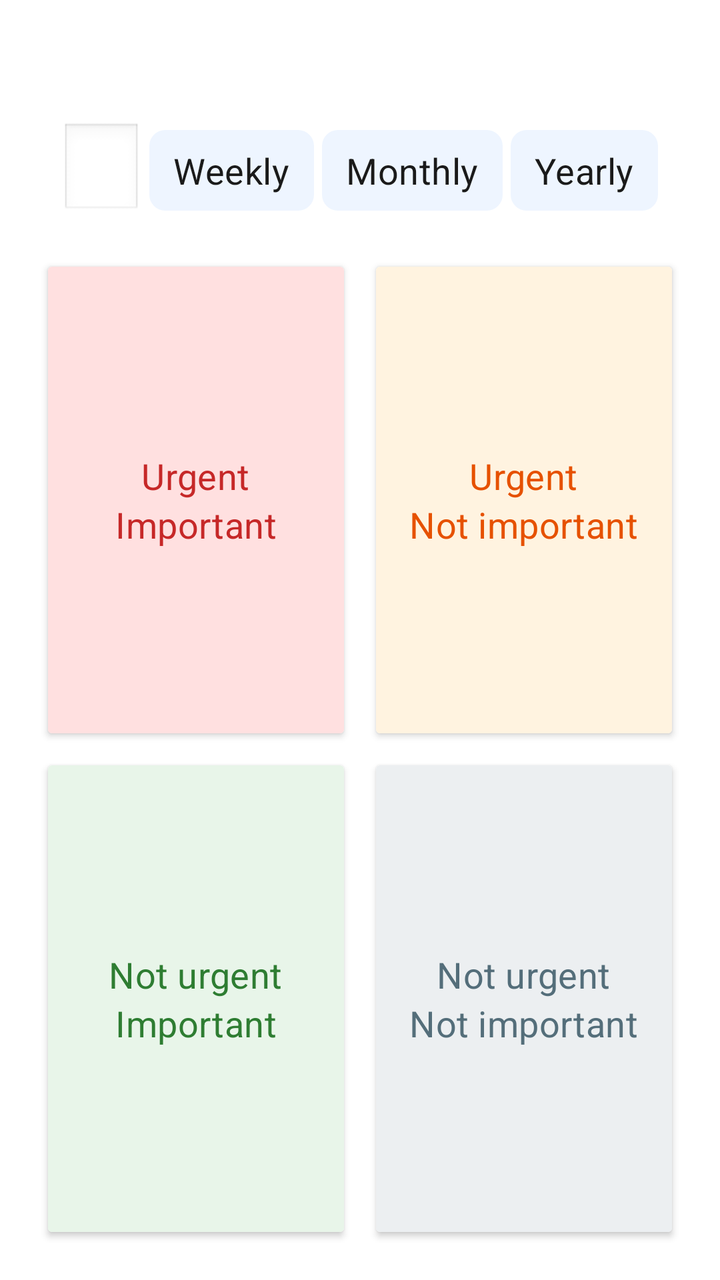
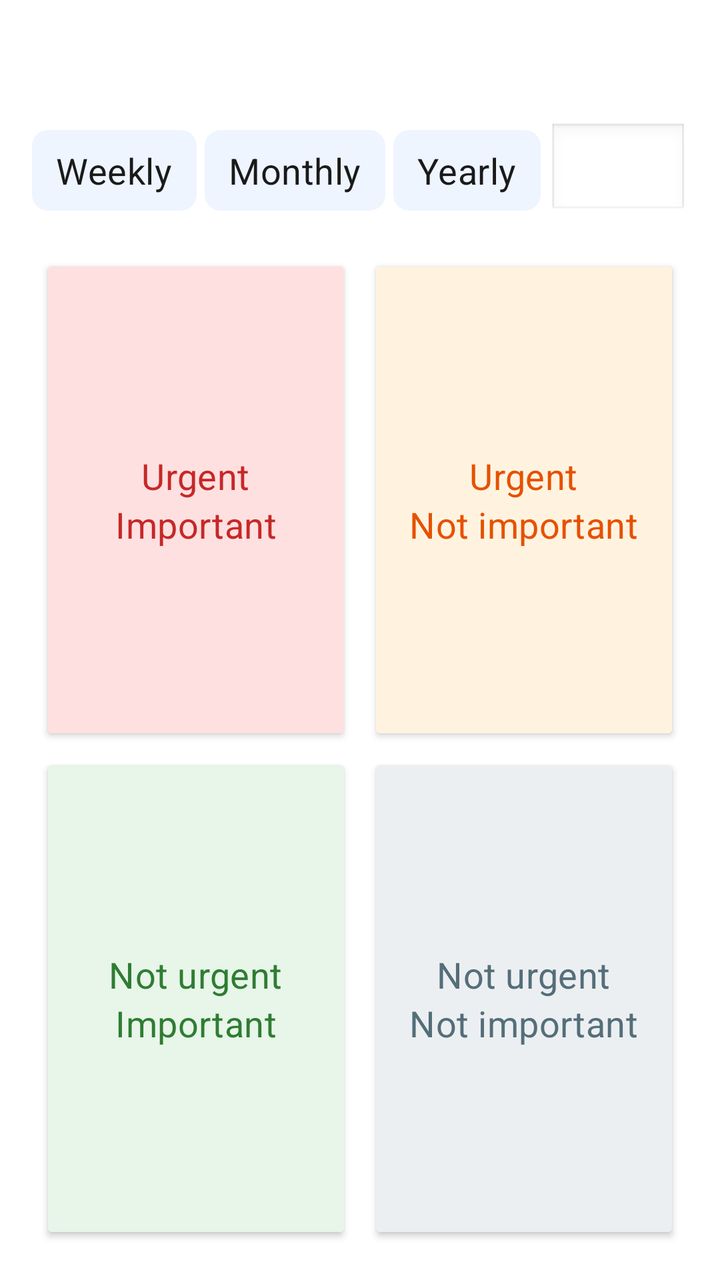

Compare the two renders of this Android layout. The source of the first and the diff that turns it into the second are given below.
<!-- AndroidManifest.xml: application theme Theme.JustNow -->
<!-- res/layout/fragment_quadrant.xml -->
<?xml version="1.0" encoding="utf-8"?>
<LinearLayout xmlns:android="http://schemas.android.com/apk/res/android"
    android:layout_width="match_parent"
    android:layout_height="match_parent"
    android:orientation="vertical"
    android:padding="16dp"
    android:gravity="center">

    
    <TextView
        android:id="@+id/tv_draft_summary"
        android:layout_width="match_parent"
        android:layout_height="wrap_content"
        android:textAppearance="@style/TextAppearance.JustNow.Title"
        android:gravity="center"
        android:textColor="@color/text_primary"
        android:layout_marginBottom="16dp" />

    
    <LinearLayout
        android:id="@+id/ll_completion_mode"
        android:layout_width="wrap_content"
        android:layout_height="wrap_content"
        android:layout_gravity="center"
        android:orientation="horizontal"
        android:layout_marginBottom="16dp"
        android:gravity="center_vertical"
        android:contentDescription="完成模式">

        <EditText
            android:id="@+id/et_quota"
            android:layout_width="40dp"
            android:layout_height="wrap_content"
            android:inputType="number"
            android:text=""
            android:textAlignment="center"
            android:background="@android:drawable/edit_text"
            android:textAppearance="@style/TextAppearance.JustNow.Body"
            android:layout_marginEnd="4dp" />

        <TextView
            android:id="@+id/chip_mode_weekly"
            android:layout_width="wrap_content"
            android:layout_height="wrap_content"
            android:layout_marginEnd="4dp"
            android:paddingStart="12dp"
            android:paddingEnd="12dp"
            android:paddingTop="8dp"
            android:paddingBottom="8dp"
            android:gravity="center"
            android:background="@drawable/bg_day_chip"
            android:textAppearance="@style/TextAppearance.JustNow.Body"
            android:textColor="@color/chip_day_text"
            android:text="@string/s_mode_weekly"
            android:clickable="true"
            android:focusable="true" />

        <TextView
            android:id="@+id/chip_mode_monthly"
            android:layout_width="wrap_content"
            android:layout_height="wrap_content"
            android:layout_marginEnd="4dp"
            android:paddingStart="12dp"
            android:paddingEnd="12dp"
            android:paddingTop="8dp"
            android:paddingBottom="8dp"
            android:gravity="center"
            android:background="@drawable/bg_day_chip"
            android:textAppearance="@style/TextAppearance.JustNow.Body"
            android:textColor="@color/chip_day_text"
            android:text="@string/s_mode_monthly"
            android:clickable="true"
            android:focusable="true" />

        <TextView
            android:id="@+id/chip_mode_yearly"
            android:layout_width="wrap_content"
            android:layout_height="wrap_content"
            android:paddingStart="12dp"
            android:paddingEnd="12dp"
            android:paddingTop="8dp"
            android:paddingBottom="8dp"
            android:gravity="center"
            android:background="@drawable/bg_day_chip"
            android:textAppearance="@style/TextAppearance.JustNow.Body"
            android:textColor="@color/chip_day_text"
            android:text="@string/s_mode_yearly"
            android:clickable="true"
            android:focusable="true" />
    </LinearLayout>

    
    <GridLayout
        android:layout_width="match_parent"
        android:layout_height="0dp"
        android:layout_weight="1"
        android:columnCount="2"
        android:rowCount="2">

        
        <androidx.cardview.widget.CardView
            android:layout_width="0dp"
            android:layout_height="0dp"
            android:layout_columnWeight="1"
            android:layout_rowWeight="1"
            android:layout_margin="8dp"
            android:clickable="true"
            android:focusable="true"
            android:foreground="?attr/selectableItemBackground"
            android:contentDescription="@string/cd_quadrant_urgent_important"
            android:id="@+id/cv_urgent_important">

            <LinearLayout
                android:layout_width="match_parent"
                android:layout_height="match_parent"
                android:orientation="vertical"
                android:gravity="center"
                android:padding="16dp"
                android:background="@color/quadrant_bg_0">

                <TextView android:layout_width="wrap_content" android:layout_height="wrap_content" android:text="@string/s_urgent" android:textAppearance="@style/TextAppearance.JustNow.Body" android:textColor="@color/quadrant_urgent_important" />
                <TextView android:layout_width="wrap_content" android:layout_height="wrap_content" android:text="@string/s_important" android:textAppearance="@style/TextAppearance.JustNow.Body" android:textColor="@color/quadrant_urgent_important" />
            </LinearLayout>

        </androidx.cardview.widget.CardView>

        
        <androidx.cardview.widget.CardView
            android:layout_width="0dp"
            android:layout_height="0dp"
            android:layout_columnWeight="1"
            android:layout_rowWeight="1"
            android:layout_margin="8dp"
            android:clickable="true"
            android:focusable="true"
            android:foreground="?attr/selectableItemBackground"
            android:contentDescription="@string/cd_quadrant_urgent_not_important"
            android:id="@+id/cv_urgent_not_important">

            <LinearLayout
                android:layout_width="match_parent"
                android:layout_height="match_parent"
                android:orientation="vertical"
                android:gravity="center"
                android:padding="16dp"
                android:background="@color/quadrant_bg_1">

                <TextView android:layout_width="wrap_content" android:layout_height="wrap_content" android:text="@string/s_urgent" android:textAppearance="@style/TextAppearance.JustNow.Body" android:textColor="@color/quadrant_urgent_not_important" />
                <TextView android:layout_width="wrap_content" android:layout_height="wrap_content" android:text="@string/s_not_important" android:textAppearance="@style/TextAppearance.JustNow.Body" android:textColor="@color/quadrant_urgent_not_important" />
            </LinearLayout>

        </androidx.cardview.widget.CardView>

        
        <androidx.cardview.widget.CardView
            android:layout_width="0dp"
            android:layout_height="0dp"
            android:layout_columnWeight="1"
            android:layout_rowWeight="1"
            android:layout_margin="8dp"
            android:clickable="true"
            android:focusable="true"
            android:foreground="?attr/selectableItemBackground"
            android:contentDescription="@string/cd_quadrant_not_urgent_important"
            android:id="@+id/cv_not_urgent_important">

            <LinearLayout
                android:layout_width="match_parent"
                android:layout_height="match_parent"
                android:orientation="vertical"
                android:gravity="center"
                android:padding="16dp"
                android:background="@color/quadrant_bg_2">

                <TextView android:layout_width="wrap_content" android:layout_height="wrap_content" android:text="@string/s_not_urgent" android:textAppearance="@style/TextAppearance.JustNow.Body" android:textColor="@color/quadrant_not_urgent_important" />
                <TextView android:layout_width="wrap_content" android:layout_height="wrap_content" android:text="@string/s_important" android:textAppearance="@style/TextAppearance.JustNow.Body" android:textColor="@color/quadrant_not_urgent_important" />
            </LinearLayout>

        </androidx.cardview.widget.CardView>

        
        <androidx.cardview.widget.CardView
            android:layout_width="0dp"
            android:layout_height="0dp"
            android:layout_columnWeight="1"
            android:layout_rowWeight="1"
            android:layout_margin="8dp"
            android:clickable="true"
            android:focusable="true"
            android:foreground="?attr/selectableItemBackground"
            android:contentDescription="@string/cd_quadrant_not_urgent_not_important"
            android:id="@+id/cv_not_urgent_not_important">

            <LinearLayout
                android:layout_width="match_parent"
                android:layout_height="match_parent"
                android:orientation="vertical"
                android:gravity="center"
                android:padding="16dp"
                android:background="@color/quadrant_bg_3">

                <TextView android:layout_width="wrap_content" android:layout_height="wrap_content" android:text="@string/s_not_urgent" android:textAppearance="@style/TextAppearance.JustNow.Body" android:textColor="@color/quadrant_not_urgent_not_important" />
                <TextView android:layout_width="wrap_content" android:layout_height="wrap_content" android:text="@string/s_not_important" android:textAppearance="@style/TextAppearance.JustNow.Body" android:textColor="@color/quadrant_not_urgent_not_important" />
            </LinearLayout>

        </androidx.cardview.widget.CardView>

    </GridLayout>


</LinearLayout>
<!-- resources referenced by this layout -->
<resources>
  <color name="quadrant_bg_0">#FFE0E0</color>
  <color name="quadrant_bg_1">#FFF3E0</color>
  <color name="quadrant_bg_2">#E8F5E9</color>
  <color name="quadrant_bg_3">#ECEFF1</color>
  <color name="quadrant_not_urgent_important">#2E7D32</color>
  <color name="quadrant_not_urgent_not_important">#546E7A</color>
  <color name="quadrant_urgent_important">#C62828</color>
  <color name="quadrant_urgent_not_important">#E65100</color>
  <color name="text_primary">#1A1A1A</color>
  <!-- drawable bg_day_chip (drawable) -->
  <?xml version="1.0" encoding="utf-8"?>
  <selector xmlns:android="http://schemas.android.com/apk/res/android">
      <item android:state_selected="true">
          <shape android:shape="rectangle">
              <solid android:color="@color/tag_normal" />
              <corners android:radius="8dp" />
          </shape>
      </item>
      <item>
          <shape android:shape="rectangle">
              <solid android:color="@color/period_edit_chip_background" />
              <corners android:radius="8dp" />
          </shape>
      </item>
  </selector>
  <string name="cd_quadrant_not_urgent_important">Not urgent but important</string>
  <string name="cd_quadrant_not_urgent_not_important">Not urgent and not important</string>
  <string name="cd_quadrant_urgent_important">Urgent and important</string>
  <string name="cd_quadrant_urgent_not_important">Urgent but not important</string>
  <string name="s_important">Important</string>
  <string name="s_mode_monthly">Monthly</string>
  <string name="s_mode_weekly">Weekly</string>
  <string name="s_mode_yearly">Yearly</string>
  <string name="s_not_important">Not important</string>
  <string name="s_not_urgent">Not urgent</string>
  <string name="s_urgent">Urgent</string>
  <style name="TextAppearance.JustNow.Body" parent="TextAppearance.MaterialComponents.Subtitle1">
          <item name="android:textSize">@dimen/text_size_body</item>
      </style>
  <style name="TextAppearance.JustNow.Title" parent="TextAppearance.MaterialComponents.Headline6">
          <item name="android:textSize">@dimen/text_size_title</item>
      </style>
  <color name="tag_normal">#1A73E8</color>
  <color name="period_edit_chip_background">#EEF5FF</color>
  <dimen name="text_size_body">18sp</dimen>
  <dimen name="text_size_title">22sp</dimen>
  <color name="purple_500">#FF6200EE</color>
  <color name="purple_700">#FF3700B3</color>
  <color name="white">#FFFFFFFF</color>
  <color name="teal_200">#FF03DAC5</color>
  <color name="teal_700">#FF018786</color>
  <color name="black">#FF000000</color>
  <style name="TextAppearance.JustNow.Dialog.Title" parent="TextAppearance.JustNow.Title">
          <item name="android:textColor">@color/text_primary</item>
      </style>
  <color name="text_secondary">#757575</color>
  <style name="TextAppearance.JustNow.Dialog.Body" parent="TextAppearance.JustNow.Body">
          <item name="android:textColor">@color/text_primary</item>
      </style>
  <style name="Widget.JustNow.Dialog.Button" parent="Widget.MaterialComponents.Button.TextButton.Dialog">
          <item name="android:textAppearance">@style/TextAppearance.JustNow.Dialog.Button</item>
          <item name="android:textColor">@color/dialog_primary_action_text</item>
          <item name="textAllCaps">false</item>
      </style>
  <style name="Widget.JustNow.Dialog.Button.Secondary" parent="Widget.MaterialComponents.Button.TextButton.Dialog">
          <item name="android:textAppearance">@style/TextAppearance.JustNow.Dialog.Button.Secondary</item>
          <item name="android:textColor">@color/dialog_action_text</item>
          <item name="textAllCaps">false</item>
      </style>
  <style name="TextAppearance.JustNow.Dialog.Button" parent="TextAppearance.JustNow.Body">
          <item name="android:textColor">@color/dialog_primary_action_text</item>
      </style>
  <style name="TextAppearance.JustNow.Dialog.Button.Secondary" parent="TextAppearance.JustNow.Body">
          <item name="android:textColor">@color/dialog_action_text</item>
      </style>
  <!-- unchanged entries left out for length: 2 -->
</resources>

<!-- the commit's change to res/layout/fragment_quadrant.xml (unified diff, before → after) -->
@@ -27,17 +27,6 @@
         android:gravity="center_vertical"
         android:contentDescription="完成模式">
 
-        <EditText
-            android:id="@+id/et_quota"
-            android:layout_width="40dp"
-            android:layout_height="wrap_content"
-            android:inputType="number"
-            android:text=""
-            android:textAlignment="center"
-            android:background="@android:drawable/edit_text"
-            android:textAppearance="@style/TextAppearance.JustNow.Body"
-            android:layout_marginEnd="4dp" />
-
         <TextView
             android:id="@+id/chip_mode_weekly"
             android:layout_width="wrap_content"
@@ -86,7 +75,19 @@
             android:textColor="@color/chip_day_text"
             android:text="@string/s_mode_yearly"
             android:clickable="true"
-            android:focusable="true" />
+            android:focusable="true"
+            android:layout_marginEnd="4dp" />
+
+        <EditText
+            android:id="@+id/et_quota"
+            android:layout_width="wrap_content"
+            android:layout_height="wrap_content"
+            android:minWidth="80dp"
+            android:inputType="number"
+            android:text=""
+            android:textAlignment="center"
+            android:background="@android:drawable/edit_text"
+            android:textAppearance="@style/TextAppearance.JustNow.Body" />
     </LinearLayout>
 
     
